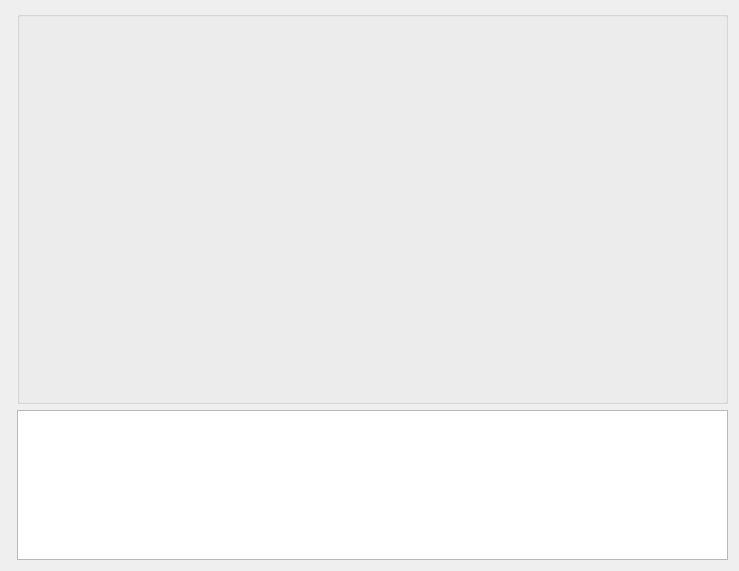
Old version of the form detection.ui in the repository GodricG/DetectionLive.
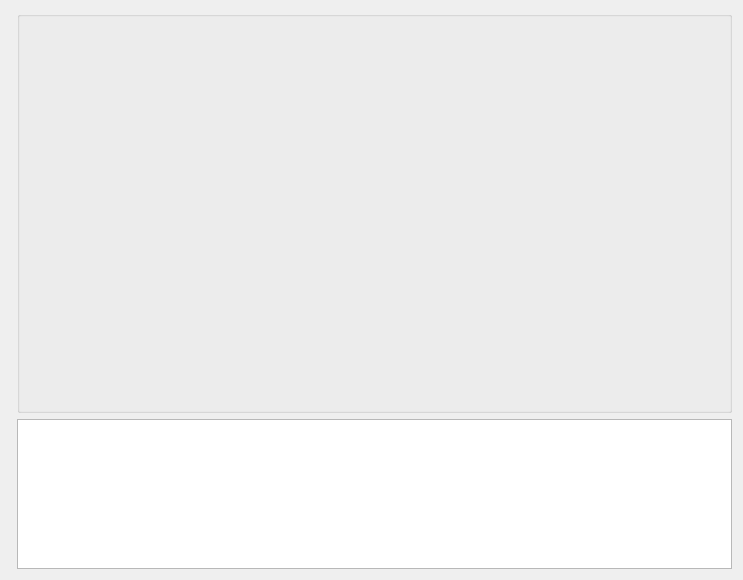
New version of the form.

```diff
--- a/detection.ui
+++ b/detection.ui
@@ -6,8 +6,8 @@
    <rect>
     <x>0</x>
     <y>0</y>
-    <width>739</width>
-    <height>571</height>
+    <width>743</width>
+    <height>580</height>
    </rect>
   </property>
   <property name="windowTitle">
```
